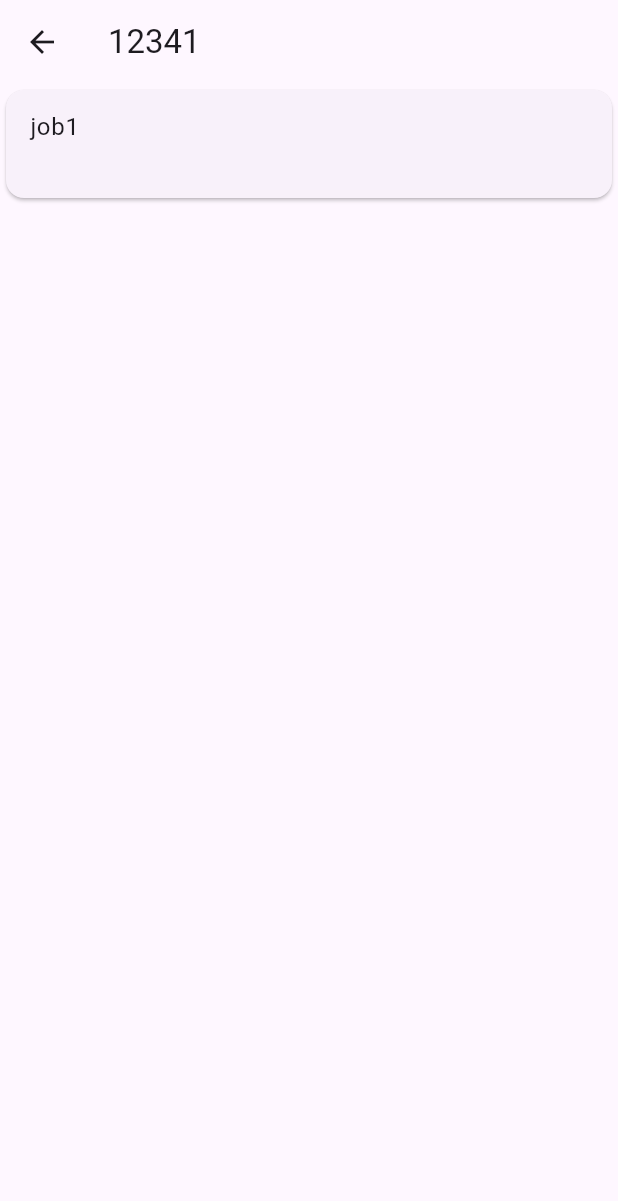
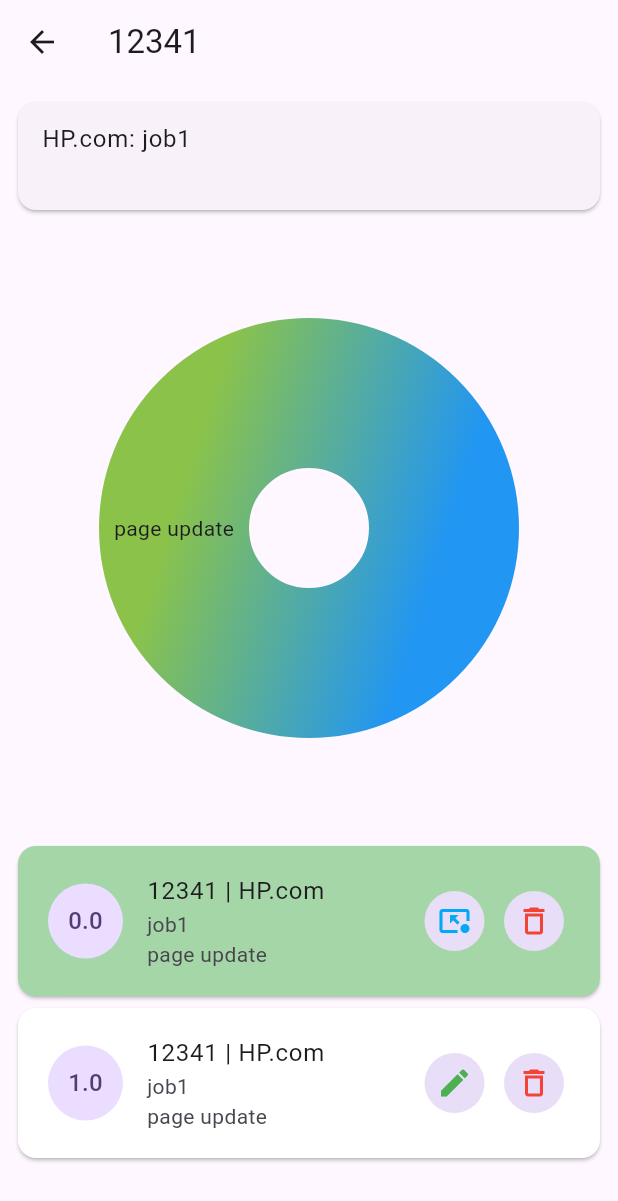
Before and after one commit to nicponidas/ts_bloc, a Flutter app: the JobsListPage screen opened directly, after a tap on "12341", on a phone screen of 412 x 824 dp. Shown: the top 1201 px of the screen. Run offline on Flutter 3.47's test engine with Material 3 defaults, Android fonts, the phone set to English and light mode, and no system bars; our stand-ins replace equatable, flutter_bloc.

Commit message:
problemy z initami

```diff
--- a/devtools_options.yaml
+++ b/devtools_options.yaml
@@ -1,3 +1,4 @@
 description: This file stores settings for Dart & Flutter DevTools.
 documentation: https://docs.flutter.dev/tools/devtools/extensions#configure-extension-enablement-states
 extensions:
+  - provider: true
--- a/lib/bloc/client_bloc.dart
+++ b/lib/bloc/client_bloc.dart
@@ -13,8 +13,6 @@ class ClientBloc extends Bloc<ClientEvent, ClientState> {
   ClientBloc({required ClientRepository clientRepository})
       : _clientRepository = clientRepository,
         super(ClientInitial()) {
-
-
     on<ClientLoad>((event, emit) async {
       emit(ClientLoading());
       try {
--- a/lib/bloc/client_event.dart
+++ b/lib/bloc/client_event.dart
@@ -1,5 +1,4 @@
 part of 'client_bloc.dart';
-
 
 abstract class ClientEvent extends Equatable {
   const ClientEvent();
@@ -7,7 +6,6 @@ abstract class ClientEvent extends Equatable {
   @override
   List<Object> get props => [];
 }
-
 
 class ClientLoad extends ClientEvent {}
 
--- a/lib/bloc/client_state.dart
+++ b/lib/bloc/client_state.dart
@@ -1,6 +1,4 @@
-
 part of 'client_bloc.dart';
-
 
 abstract class ClientState extends Equatable {
   const ClientState();
--- a/lib/bloc/job_event.dart
+++ b/lib/bloc/job_event.dart
@@ -11,6 +11,7 @@ class JobLoad extends JobEvent {}
 
 class JobAdd extends JobEvent {
   final JobModel job;
+
   const JobAdd(this.job);
 
   @override
@@ -19,6 +20,7 @@ class JobAdd extends JobEvent {
 
 class JobDelete extends JobEvent {
   final JobModel job;
+
   const JobDelete(this.job);
 
   @override
@@ -27,6 +29,7 @@ class JobDelete extends JobEvent {
 
 class JobUpdate extends JobEvent {
   final JobModel job;
+
   const JobUpdate(this.job);
 
   @override
--- a/lib/dummy_data/dummy_data.dart
+++ b/lib/dummy_data/dummy_data.dart
@@ -18,8 +18,8 @@ var listOfTask = [
   TaskModel(
       id: '1',
       timeStart: DateTime(2024, 12, 11, 10, 50, 0),
-      timeEnd: DateTime(2024, 12, 11, 10, 50, 0),
-      timeSummary: 0.25,
+      timeEnd: DateTime(2024, 12, 11, 11, 50, 0),
+      timeSummary: 1.00,
       jobId: '1',
       taskTypeId: '1',
       userId: '1'),
@@ -34,8 +34,8 @@ var listOfTask = [
   TaskModel(
       id: '1',
       timeStart: DateTime(2024, 12, 23, 10, 50, 0),
-      timeEnd: DateTime(2024, 12, 24, 10, 50, 0),
-      timeSummary: 12,
+      timeEnd: DateTime(2024, 12, 24, 10, 55, 0),
+      timeSummary: 0.25,
       jobId: '3',
       taskTypeId: '2',
       userId: '1'),
--- a/lib/pages/clients_list_page.dart
+++ b/lib/pages/clients_list_page.dart
@@ -21,7 +21,9 @@ class ClientsListPage extends StatelessWidget {
               child: CircularProgressIndicator(),
             );
           } else if (state is ClientLoaded) {
-            return ListView.builder(
+            return Padding(
+              padding: const EdgeInsets.all(8.0),
+              child: ListView.builder(
                 itemCount: state.clients.length,
                 itemBuilder: (context, index) {
                   return GestureDetector(
@@ -35,6 +37,7 @@ class ClientsListPage extends StatelessWidget {
                     ),
                   );
                 },
+              ),
             );
           } else {
             return const Center(child: Text('Nieznany stan'));
--- a/lib/pages/job_page.dart
+++ b/lib/pages/job_page.dart
@@ -1,26 +1,92 @@
+import 'package:fl_chart/fl_chart.dart';
 import 'package:flutter/material.dart';
+import 'package:flutter_bloc/flutter_bloc.dart';
+import 'package:time_sheet/bloc/client_bloc.dart';
+import 'package:time_sheet/bloc/task_bloc.dart';
+import 'package:time_sheet/bloc/task_type_bloc.dart';
+import 'package:time_sheet/dummy_data/dummy_data.dart';
 import 'package:time_sheet/models/job_model.dart';
+import 'package:time_sheet/widgets/tasks_list.dart';
 
 class JobPage extends StatelessWidget {
   const JobPage({super.key, required this.job});
 
   final JobModel job;
 
+
   @override
   Widget build(BuildContext context) {
+    var clientList =
+        (context.watch<ClientBloc>().state as ClientLoaded).clients.firstWhere(
+              (element) => element.id == job.clientId,
+            );
+    var taskList = (context.watch<TaskBloc>().state as TaskLoaded)
+        .tasks
+        .where((element) => element.jobId == job.id);
+    var taskTypeList = (context.watch<TaskTypeBloc>().state as TaskTypeLoaded)
+        .taskTypes
+        .toList();
     return Scaffold(
       appBar: AppBar(
         title: Text(job.jobNumber.toString()),
       ),
       body: Column(
         children: [
-          Card(
-            child: ListTile(
-              title: Text(job.title),
-              subtitle: Text(job.jobUrl!),
+          Padding(
+            padding: const EdgeInsets.all(8.0),
+            child: Card(
+              child: ListTile(
+                title: Text('${clientList.name}: ${job.title}'),
+                subtitle: Text(job.jobUrl ?? 'No URL'),
+              ),
             ),
           ),
-      ]),
+          SizedBox(
+            height: 400,
+            width: 400,
+            child: BlocBuilder<TaskBloc, TaskState>(
+              builder: (context, state) {
+                if(state is TaskLoading) {
+                  return const CircularProgressIndicator();
+                } else if (state is TaskLoaded) {
+                  return PieChart(
+                    PieChartData(
+                      sections: taskList
+                          .map(
+                            (task) => PieChartSectionData(
+                              value: task.timeSummary,
+                              color: Colors.lightBlue,
+                              title: taskTypeList
+                                  .firstWhere((element) =>
+                                      element.id == task.taskTypeId)
+                                  .name,
+                              radius: 100,
+                              gradient: const LinearGradient(
+                                colors: [Colors.blue, Colors.lightGreen],
+                                transform: GradientRotation(60),
+                              ),
+                            ),
+                          )
+                          .toList(),
+                      borderData: FlBorderData(
+                        border: Border.all(width: 1),
+                      ),
+                      centerSpaceRadius: 40,
+                      sectionsSpace: 5,
+                    ),
+                  );
+                }
+                else {
+                  return Container();
+                }
+              },
+            ),
+          ),
+          Expanded(
+            child: TasksList(tasks: taskList.toList()),
+          ),
+        ],
+      ),
     );
   }
 }
--- a/lib/pages/jobs_list_page.dart
+++ b/lib/pages/jobs_list_page.dart
@@ -13,7 +13,9 @@ class JobsListPage extends StatelessWidget {
       appBar: AppBar(
         title: const Text('Jobs'),
       ),
-      body: BlocBuilder<JobBloc, JobState>(
+      body: Padding(
+        padding: const EdgeInsets.all(8.0),
+        child: BlocBuilder<JobBloc, JobState>(
           builder: (context, state) {
             if (state is JobLoading) {
               return const Center(child: CircularProgressIndicator(),);
@@ -25,6 +27,7 @@ class JobsListPage extends StatelessWidget {
               return const Center(child: Text('Nieznany stan'),);
             }
           },
+        ),
       ),
       floatingActionButton: IconButton.filledTonal(
         onPressed: () {
--- a/lib/pages/tasks_list_page.dart
+++ b/lib/pages/tasks_list_page.dart
@@ -1,8 +1,6 @@
 import 'package:flutter/material.dart';
 import 'package:flutter_bloc/flutter_bloc.dart';
 import 'package:time_sheet/bloc/task_bloc.dart';
-import 'package:time_sheet/dummy_data/dummy_data.dart';
-import 'package:time_sheet/models/task_model.dart';
 import 'package:time_sheet/widgets/add_task_form.dart';
 import 'package:time_sheet/widgets/tasks_list.dart';
 
--- a/lib/widgets/tasks_list.dart
+++ b/lib/widgets/tasks_list.dart
@@ -9,13 +9,11 @@ class TasksList extends StatelessWidget {
 
   @override
   Widget build(BuildContext context) {
-    return ListView.builder(
-      itemCount: tasks.length,
-      itemBuilder: (context, index) => GestureDetector(
-        onTap: () {
-          debugPrint('Tapped ${tasks[index].id}: ${tasks[index].timeStart}');
-        },
-        child: Card(
+    return Padding(
+      padding: const EdgeInsets.all(8.0),
+      child: ListView.builder(
+        itemCount: tasks.length,
+        itemBuilder: (context, index) => Card(
           color: tasks.elementAt(index).timeSummary == 0.0 ||
                   tasks.elementAt(index).timeEnd == null
               ? Colors.green[200]
--- a/pubspec.yaml
+++ b/pubspec.yaml
@@ -38,6 +38,7 @@ dependencies:
   equatable: ^2.0.7
   get: ^4.6.6
   intl: ^0.20.1
+  fl_chart: ^0.70.2
 
 dev_dependencies:
   flutter_test:
```
Also changed, not shown: pubspec.lock. Lines whose indentation alone changed are shown as unchanged.
